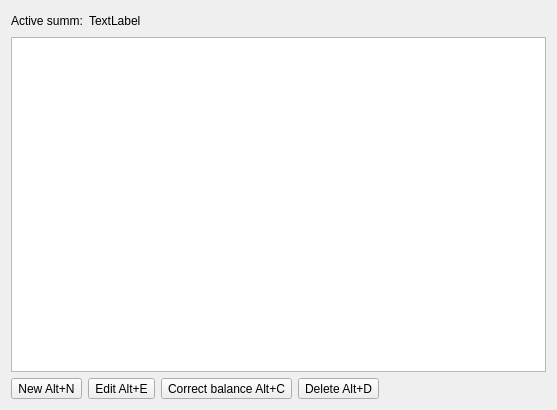
Before: the Qt Designer form listaccounts.ui in sergey196510/mycash, drawn with Qt 5.
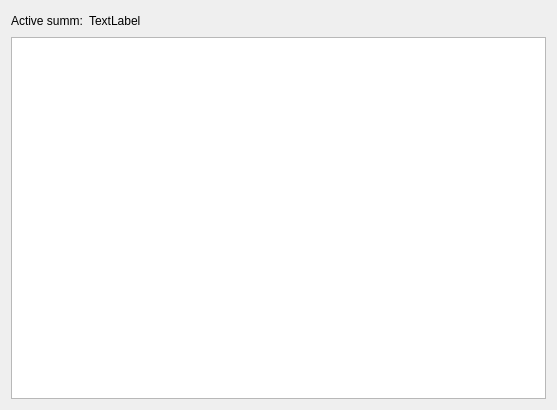
After: the same form once the commit is applied.

Patch:
```diff
--- a/listaccounts.ui
+++ b/listaccounts.ui
@@ -48,51 +48,6 @@
    <item>
     <widget class="QTreeView" name="treeView"/>
    </item>
-   <item>
-    <layout class="QHBoxLayout" name="horizontalLayout_2">
-     <item>
-      <widget class="QToolButton" name="newButton">
-       <property name="text">
-        <string>New Alt+N</string>
-       </property>
-      </widget>
-     </item>
-     <item>
-      <widget class="QToolButton" name="editButton">
-       <property name="text">
-        <string>Edit Alt+E</string>
-       </property>
-      </widget>
-     </item>
-     <item>
-      <widget class="QToolButton" name="correctButton">
-       <property name="text">
-        <string>Correct balance Alt+C</string>
-       </property>
-      </widget>
-     </item>
-     <item>
-      <widget class="QToolButton" name="deleteButton">
-       <property name="text">
-        <string>Delete Alt+D</string>
-       </property>
-      </widget>
-     </item>
-     <item>
-      <spacer name="horizontalSpacer_2">
-       <property name="orientation">
-        <enum>Qt::Horizontal</enum>
-       </property>
-       <property name="sizeHint" stdset="0">
-        <size>
-         <width>40</width>
-         <height>20</height>
-        </size>
-       </property>
-      </spacer>
-     </item>
-    </layout>
-   </item>
   </layout>
  </widget>
  <resources/>
```
